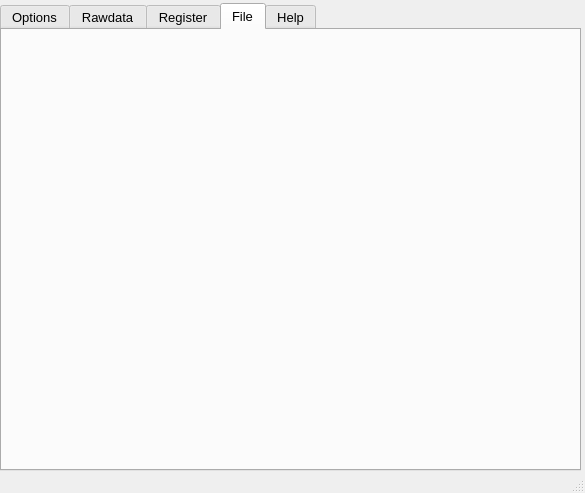
MorgenYang/newMonitor, file uimonitor.ui: the form before one commit.
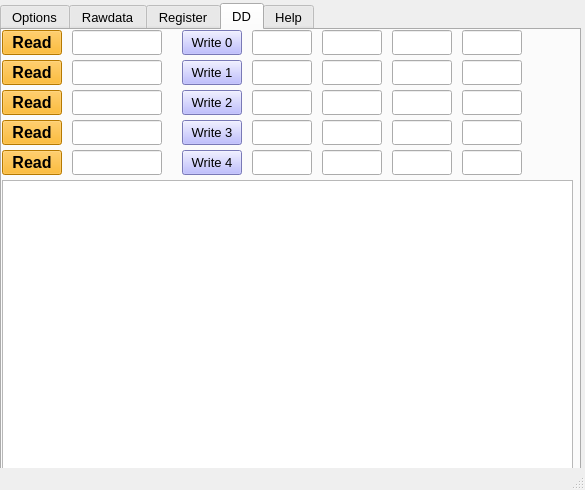
The form after the commit. The open tabs and pages were chosen to show the change.

```diff
--- a/uimonitor.ui
+++ b/uimonitor.ui
@@ -10,19 +10,19 @@
     <x>0</x>
     <y>0</y>
     <width>585</width>
-    <height>493</height>
+    <height>490</height>
    </rect>
   </property>
   <property name="minimumSize">
    <size>
     <width>585</width>
-    <height>493</height>
+    <height>490</height>
    </size>
   </property>
   <property name="maximumSize">
    <size>
-    <width>800</width>
-    <height>600</height>
+    <width>585</width>
+    <height>490</height>
    </size>
   </property>
   <property name="windowTitle">
@@ -1763,8 +1763,553 @@
        </widget>
        <widget class="QWidget" name="TabSwiplines">
         <attribute name="title">
-         <string>File</string>
+         <string>DD</string>
         </attribute>
+        <widget class="QPushButton" name="DDpushButtonRegWrite0">
+         <property name="geometry">
+          <rect>
+           <x>180</x>
+           <y>0</y>
+           <width>60</width>
+           <height>25</height>
+          </rect>
+         </property>
+         <property name="maximumSize">
+          <size>
+           <width>150</width>
+           <height>30</height>
+          </size>
+         </property>
+         <property name="font">
+          <font>
+           <pointsize>10</pointsize>
+          </font>
+         </property>
+         <property name="styleSheet">
+          <string notr="true">background-color: rgb(170, 170, 255);</string>
+         </property>
+         <property name="text">
+          <string>Write 0</string>
+         </property>
+        </widget>
+        <widget class="QPushButton" name="DDpushButtonRegWrite2">
+         <property name="geometry">
+          <rect>
+           <x>180</x>
+           <y>60</y>
+           <width>60</width>
+           <height>25</height>
+          </rect>
+         </property>
+         <property name="maximumSize">
+          <size>
+           <width>150</width>
+           <height>30</height>
+          </size>
+         </property>
+         <property name="font">
+          <font>
+           <pointsize>10</pointsize>
+          </font>
+         </property>
+         <property name="styleSheet">
+          <string notr="true">background-color: rgb(170, 170, 255);</string>
+         </property>
+         <property name="text">
+          <string>Write 2</string>
+         </property>
+        </widget>
+        <widget class="QPushButton" name="DDRead0">
+         <property name="geometry">
+          <rect>
+           <x>0</x>
+           <y>0</y>
+           <width>60</width>
+           <height>25</height>
+          </rect>
+         </property>
+         <property name="maximumSize">
+          <size>
+           <width>150</width>
+           <height>150</height>
+          </size>
+         </property>
+         <property name="font">
+          <font>
+           <pointsize>12</pointsize>
+           <weight>75</weight>
+           <italic>false</italic>
+           <bold>true</bold>
+          </font>
+         </property>
+         <property name="styleSheet">
+          <string notr="true">background-color: rgb(255, 170, 0);</string>
+         </property>
+         <property name="text">
+          <string>Read</string>
+         </property>
+        </widget>
+        <widget class="QTextBrowser" name="DDreadRegValShowText">
+         <property name="geometry">
+          <rect>
+           <x>0</x>
+           <y>150</y>
+           <width>571</width>
+           <height>291</height>
+          </rect>
+         </property>
+        </widget>
+        <widget class="QPushButton" name="DDpushButtonRegWrite3">
+         <property name="geometry">
+          <rect>
+           <x>180</x>
+           <y>90</y>
+           <width>60</width>
+           <height>25</height>
+          </rect>
+         </property>
+         <property name="maximumSize">
+          <size>
+           <width>150</width>
+           <height>30</height>
+          </size>
+         </property>
+         <property name="font">
+          <font>
+           <pointsize>10</pointsize>
+          </font>
+         </property>
+         <property name="styleSheet">
+          <string notr="true">background-color: rgb(170, 170, 255);</string>
+         </property>
+         <property name="text">
+          <string>Write 3</string>
+         </property>
+        </widget>
+        <widget class="QPushButton" name="DDpushButtonRegWrite1">
+         <property name="geometry">
+          <rect>
+           <x>180</x>
+           <y>30</y>
+           <width>60</width>
+           <height>25</height>
+          </rect>
+         </property>
+         <property name="maximumSize">
+          <size>
+           <width>150</width>
+           <height>30</height>
+          </size>
+         </property>
+         <property name="font">
+          <font>
+           <pointsize>10</pointsize>
+          </font>
+         </property>
+         <property name="styleSheet">
+          <string notr="true">background-color: rgb(170, 170, 255);</string>
+         </property>
+         <property name="text">
+          <string>Write 1</string>
+         </property>
+        </widget>
+        <widget class="QPushButton" name="DDpushButtonRegWrite4">
+         <property name="geometry">
+          <rect>
+           <x>180</x>
+           <y>120</y>
+           <width>60</width>
+           <height>25</height>
+          </rect>
+         </property>
+         <property name="maximumSize">
+          <size>
+           <width>150</width>
+           <height>30</height>
+          </size>
+         </property>
+         <property name="font">
+          <font>
+           <pointsize>10</pointsize>
+          </font>
+         </property>
+         <property name="styleSheet">
+          <string notr="true">background-color: rgb(170, 170, 255);</string>
+         </property>
+         <property name="text">
+          <string>Write 4</string>
+         </property>
+        </widget>
+        <widget class="QLineEdit" name="DDWLineEditAddr0">
+         <property name="geometry">
+          <rect>
+           <x>250</x>
+           <y>0</y>
+           <width>60</width>
+           <height>25</height>
+          </rect>
+         </property>
+        </widget>
+        <widget class="QLineEdit" name="DDWLineEditBank0">
+         <property name="geometry">
+          <rect>
+           <x>320</x>
+           <y>0</y>
+           <width>60</width>
+           <height>25</height>
+          </rect>
+         </property>
+        </widget>
+        <widget class="QLineEdit" name="DDWLineEditLen0">
+         <property name="geometry">
+          <rect>
+           <x>390</x>
+           <y>0</y>
+           <width>60</width>
+           <height>25</height>
+          </rect>
+         </property>
+        </widget>
+        <widget class="QLineEdit" name="DDWLineEditAddr1">
+         <property name="geometry">
+          <rect>
+           <x>250</x>
+           <y>30</y>
+           <width>60</width>
+           <height>25</height>
+          </rect>
+         </property>
+        </widget>
+        <widget class="QLineEdit" name="DDWLineEditBank1">
+         <property name="geometry">
+          <rect>
+           <x>320</x>
+           <y>30</y>
+           <width>60</width>
+           <height>25</height>
+          </rect>
+         </property>
+        </widget>
+        <widget class="QLineEdit" name="DDWLineEditLen1">
+         <property name="geometry">
+          <rect>
+           <x>390</x>
+           <y>30</y>
+           <width>60</width>
+           <height>25</height>
+          </rect>
+         </property>
+        </widget>
+        <widget class="QLineEdit" name="DDWLineEditAddr2">
+         <property name="geometry">
+          <rect>
+           <x>250</x>
+           <y>60</y>
+           <width>60</width>
+           <height>25</height>
+          </rect>
+         </property>
+        </widget>
+        <widget class="QLineEdit" name="DDWLineEditBank2">
+         <property name="geometry">
+          <rect>
+           <x>320</x>
+           <y>60</y>
+           <width>60</width>
+           <height>25</height>
+          </rect>
+         </property>
+        </widget>
+        <widget class="QLineEdit" name="DDWLineEditLen2">
+         <property name="geometry">
+          <rect>
+           <x>390</x>
+           <y>60</y>
+           <width>60</width>
+           <height>25</height>
+          </rect>
+         </property>
+        </widget>
+        <widget class="QLineEdit" name="DDWLineEditAddr3">
+         <property name="geometry">
+          <rect>
+           <x>250</x>
+           <y>90</y>
+           <width>60</width>
+           <height>25</height>
+          </rect>
+         </property>
+        </widget>
+        <widget class="QLineEdit" name="DDWLineEditBank3">
+         <property name="geometry">
+          <rect>
+           <x>320</x>
+           <y>90</y>
+           <width>60</width>
+           <height>25</height>
+          </rect>
+         </property>
+        </widget>
+        <widget class="QLineEdit" name="DDWLineEditLen3">
+         <property name="geometry">
+          <rect>
+           <x>390</x>
+           <y>90</y>
+           <width>60</width>
+           <height>25</height>
+          </rect>
+         </property>
+        </widget>
+        <widget class="QLineEdit" name="DDWLineEditAddr4">
+         <property name="geometry">
+          <rect>
+           <x>250</x>
+           <y>120</y>
+           <width>60</width>
+           <height>25</height>
+          </rect>
+         </property>
+        </widget>
+        <widget class="QLineEdit" name="DDWLineEditBank4">
+         <property name="geometry">
+          <rect>
+           <x>320</x>
+           <y>120</y>
+           <width>60</width>
+           <height>25</height>
+          </rect>
+         </property>
+        </widget>
+        <widget class="QLineEdit" name="DDWLineEditLen4">
+         <property name="geometry">
+          <rect>
+           <x>390</x>
+           <y>120</y>
+           <width>60</width>
+           <height>25</height>
+          </rect>
+         </property>
+        </widget>
+        <widget class="QLineEdit" name="DDWLineEditVal4">
+         <property name="geometry">
+          <rect>
+           <x>460</x>
+           <y>120</y>
+           <width>60</width>
+           <height>25</height>
+          </rect>
+         </property>
+        </widget>
+        <widget class="QLineEdit" name="DDWLineEditVal1">
+         <property name="geometry">
+          <rect>
+           <x>460</x>
+           <y>30</y>
+           <width>60</width>
+           <height>25</height>
+          </rect>
+         </property>
+        </widget>
+        <widget class="QLineEdit" name="DDWLineEditVal0">
+         <property name="geometry">
+          <rect>
+           <x>460</x>
+           <y>0</y>
+           <width>60</width>
+           <height>25</height>
+          </rect>
+         </property>
+        </widget>
+        <widget class="QLineEdit" name="DDWLineEditVal2">
+         <property name="geometry">
+          <rect>
+           <x>460</x>
+           <y>60</y>
+           <width>60</width>
+           <height>25</height>
+          </rect>
+         </property>
+        </widget>
+        <widget class="QLineEdit" name="DDWLineEditVal3">
+         <property name="geometry">
+          <rect>
+           <x>460</x>
+           <y>90</y>
+           <width>60</width>
+           <height>25</height>
+          </rect>
+         </property>
+        </widget>
+        <widget class="QLineEdit" name="DDRlineEdit0">
+         <property name="geometry">
+          <rect>
+           <x>70</x>
+           <y>0</y>
+           <width>90</width>
+           <height>25</height>
+          </rect>
+         </property>
+        </widget>
+        <widget class="QLineEdit" name="DDRlineEdit2">
+         <property name="geometry">
+          <rect>
+           <x>70</x>
+           <y>60</y>
+           <width>90</width>
+           <height>25</height>
+          </rect>
+         </property>
+        </widget>
+        <widget class="QLineEdit" name="DDRlineEdit3">
+         <property name="geometry">
+          <rect>
+           <x>70</x>
+           <y>90</y>
+           <width>90</width>
+           <height>25</height>
+          </rect>
+         </property>
+        </widget>
+        <widget class="QLineEdit" name="DDRlineEdit1">
+         <property name="geometry">
+          <rect>
+           <x>70</x>
+           <y>30</y>
+           <width>90</width>
+           <height>25</height>
+          </rect>
+         </property>
+        </widget>
+        <widget class="QLineEdit" name="DDRlineEdit4">
+         <property name="geometry">
+          <rect>
+           <x>70</x>
+           <y>120</y>
+           <width>90</width>
+           <height>25</height>
+          </rect>
+         </property>
+        </widget>
+        <widget class="QPushButton" name="DDRead4">
+         <property name="geometry">
+          <rect>
+           <x>0</x>
+           <y>120</y>
+           <width>60</width>
+           <height>25</height>
+          </rect>
+         </property>
+         <property name="maximumSize">
+          <size>
+           <width>150</width>
+           <height>150</height>
+          </size>
+         </property>
+         <property name="font">
+          <font>
+           <pointsize>12</pointsize>
+           <weight>75</weight>
+           <italic>false</italic>
+           <bold>true</bold>
+          </font>
+         </property>
+         <property name="styleSheet">
+          <string notr="true">background-color: rgb(255, 170, 0);</string>
+         </property>
+         <property name="text">
+          <string>Read</string>
+         </property>
+        </widget>
+        <widget class="QPushButton" name="DDRead1">
+         <property name="geometry">
+          <rect>
+           <x>0</x>
+           <y>30</y>
+           <width>60</width>
+           <height>25</height>
+          </rect>
+         </property>
+         <property name="maximumSize">
+          <size>
+           <width>150</width>
+           <height>150</height>
+          </size>
+         </property>
+         <property name="font">
+          <font>
+           <pointsize>12</pointsize>
+           <weight>75</weight>
+           <italic>false</italic>
+           <bold>true</bold>
+          </font>
+         </property>
+         <property name="styleSheet">
+          <string notr="true">background-color: rgb(255, 170, 0);</string>
+         </property>
+         <property name="text">
+          <string>Read</string>
+         </property>
+        </widget>
+        <widget class="QPushButton" name="DDRead2">
+         <property name="geometry">
+          <rect>
+           <x>0</x>
+           <y>60</y>
+           <width>60</width>
+           <height>25</height>
+          </rect>
+         </property>
+         <property name="maximumSize">
+          <size>
+           <width>150</width>
+           <height>150</height>
+          </size>
+         </property>
+         <property name="font">
+          <font>
+           <pointsize>12</pointsize>
+           <weight>75</weight>
+           <italic>false</italic>
+           <bold>true</bold>
+          </font>
+         </property>
+         <property name="styleSheet">
+          <string notr="true">background-color: rgb(255, 170, 0);</string>
+         </property>
+         <property name="text">
+          <string>Read</string>
+         </property>
+        </widget>
+        <widget class="QPushButton" name="DDRead3">
+         <property name="geometry">
+          <rect>
+           <x>0</x>
+           <y>90</y>
+           <width>60</width>
+           <height>25</height>
+          </rect>
+         </property>
+         <property name="maximumSize">
+          <size>
+           <width>150</width>
+           <height>150</height>
+          </size>
+         </property>
+         <property name="font">
+          <font>
+           <pointsize>12</pointsize>
+           <weight>75</weight>
+           <italic>false</italic>
+           <bold>true</bold>
+          </font>
+         </property>
+         <property name="styleSheet">
+          <string notr="true">background-color: rgb(255, 170, 0);</string>
+         </property>
+         <property name="text">
+          <string>Read</string>
+         </property>
+        </widget>
        </widget>
        <widget class="QWidget" name="TabHelp">
         <attribute name="title">
```
Left out of the diff: 6 changed lines with no effect on the pictures.
